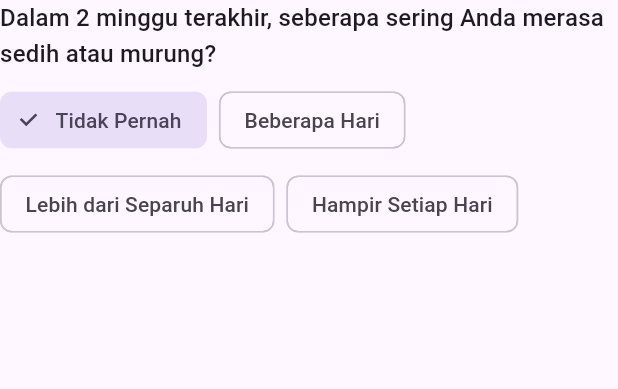
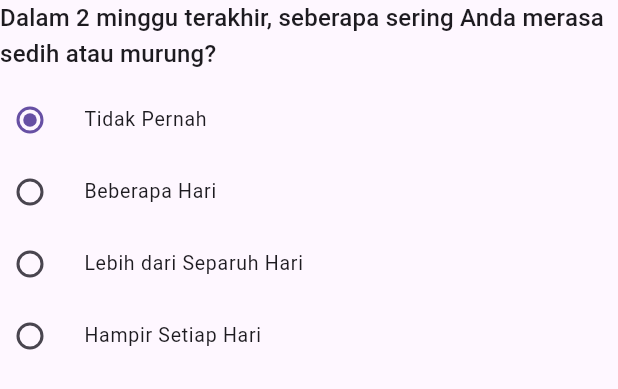
Before and after one commit to Alfian57/insightmind, a Flutter app: the ScreeningQuestionTile widget shown alone on an empty page, opened directly with sample values from the repository, on a phone screen of 412 x 824 dp. Shown: the top 389 px of the screen. Run offline on Flutter 3.47's test engine with Material 3 defaults, Android fonts, the phone set to English and light mode, and no system bars; our stand-ins replace flutter_riverpod.

Commit message:
fix: change ChoiceChip to RadioListTile

```diff
--- a/lib/features/insightmind/presentation/widgets/screening_question_tile.dart
+++ b/lib/features/insightmind/presentation/widgets/screening_question_tile.dart
@@ -20,15 +20,18 @@ class ScreeningQuestionTile extends StatelessWidget {
       children: [
         Text(question.text, style: Theme.of(context).textTheme.titleMedium),
         const SizedBox(height: 8),
-        Wrap(
-          spacing: 8,
-          runSpacing: 8,
+        Column(
           children: [
             for (final opt in question.options)
-              ChoiceChip(
-                label: Text(opt.label),
-                selected: selectedScore == opt.score,
-                onSelected: (_) => onSelected(opt.score),
+              RadioListTile<int>(
+                value: opt.score,
+                groupValue: selectedScore,
+                onChanged: (value) {
+                  if (value != null) onSelected(value);
+                },
+                title: Text(opt.label),
+                contentPadding: EdgeInsets.zero,
+                dense: true,
               ),
           ],
         ),
```
